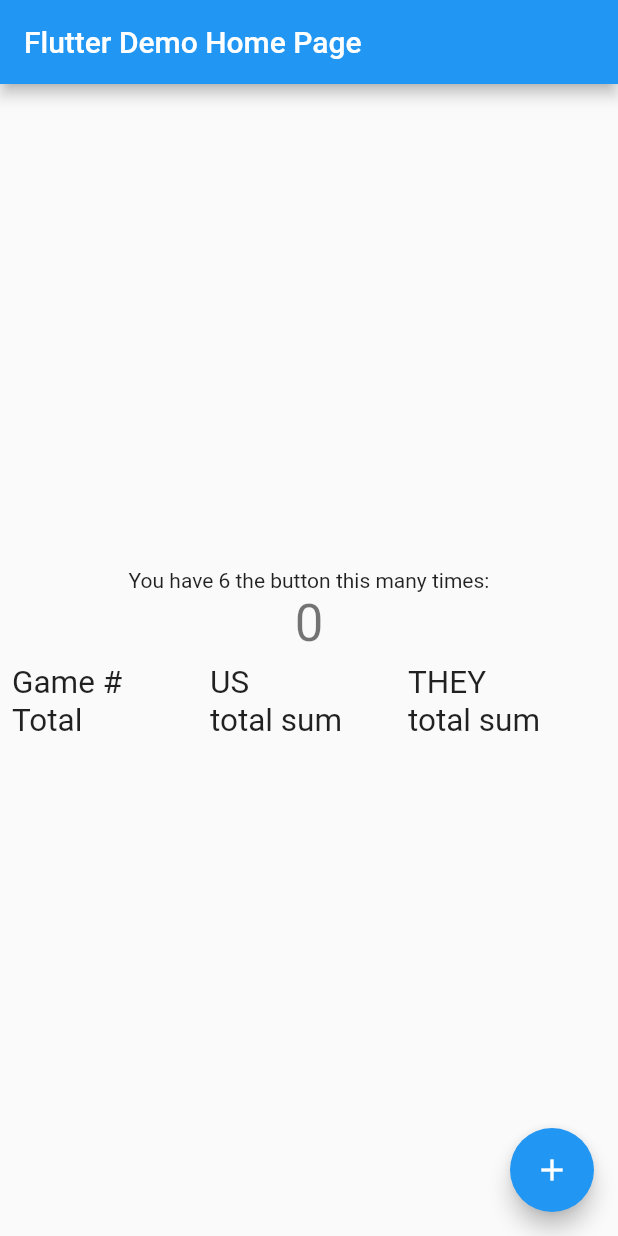
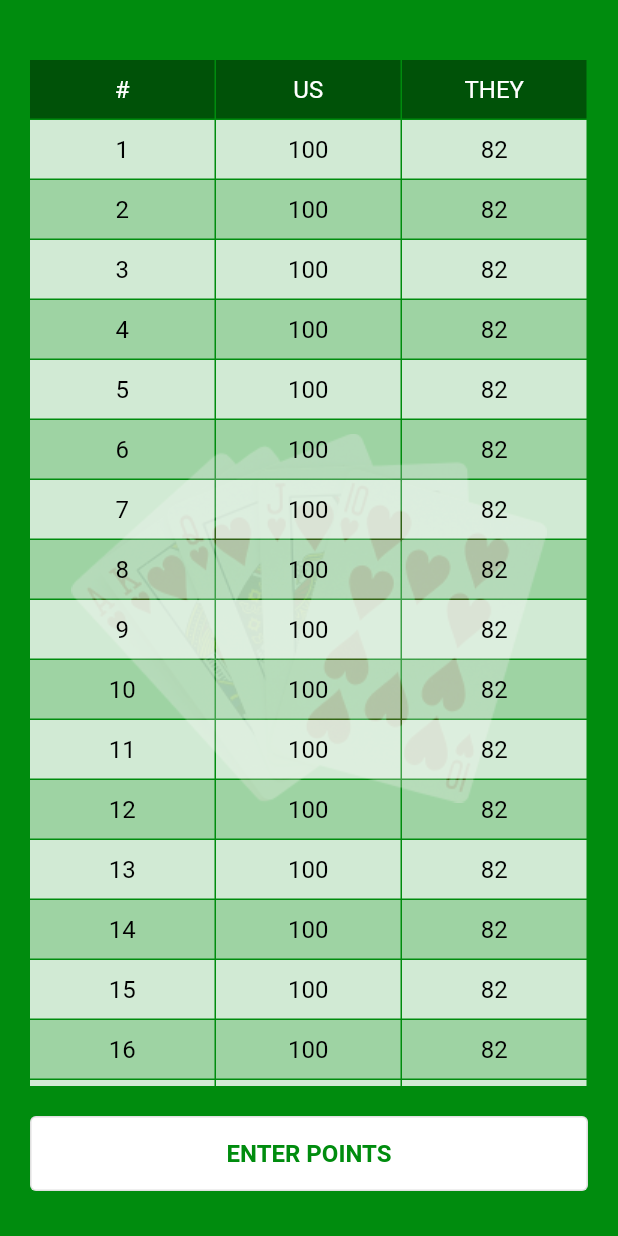
Before and after one commit to R1sus/debertz-app, a Flutter app: the screen it shows after launch, on a phone screen of 412 x 824 dp. Run offline on Flutter 3.47's test engine with Material 2 defaults, Android fonts, the phone set to English and light mode, and no system bars.

Commit message:
markup for home screen

```diff
--- a/lib/main.dart
+++ b/lib/main.dart
@@ -4,136 +4,165 @@
   runApp(const MyApp());
 }
 
-class MyApp extends StatelessWidget {
-  const MyApp({Key? key}) : super(key: key);
+var appColors = const {
+  'primary': Color.fromARGB(255, 0, 140, 14),
+  'totalCellBg': Color.fromARGB(105, 0, 0, 0),
+  'evenCellBg': Color.fromARGB(158, 255, 255, 255),
+  'oddCellBg': Color.fromARGB(209, 255, 255, 255),
+  'buttonBg': Colors.white
+};
 
-  // This widget is the root of your application.
+class Cell extends StatelessWidget {
+  const Cell(
+      {Key? key, required this.text, this.isTotal = false, this.isEven = false})
+      : super(key: key);
+  final bool isEven;
+  final bool isTotal;
+  final String text;
+
+  _getTextColor() {
+    return isTotal ? Colors.white : Colors.black;
+  }
+
+  _getBackgroundColor() {
+    return isTotal
+        ? appColors['totalCellBg']
+        : isEven
+            ? appColors['evenCellBg']
+            : appColors['oddCellBg'];
+  }
+
   @override
   Widget build(BuildContext context) {
-    return MaterialApp(
-      title: 'Flutter Demo',
-      theme: ThemeData(
-        // This is the theme of your application.
-        //
-        // Try running your application with "flutter run". You'll see the
-        // application has a blue toolbar. Then, without quitting the app, try
-        // changing the primarySwatch below to Colors.green and then invoke
-        // "hot reload" (press "r" in the console where you ran "flutter run",
-        // or simply save your changes to "hot reload" in a Flutter IDE).
-        // Notice that the counter didn't reset back to zero; the application
-        // is not restarted.
-        primarySwatch: Colors.blue,
-      ),
-      home: const MyHomePage(title: 'Flutter Demo Home Page'),
+    return Expanded(
+      child: Container(
+          padding: const EdgeInsets.symmetric(horizontal: 0, vertical: 10),
+          margin: const EdgeInsets.fromLTRB(0, 0, 1, 1),
+          decoration: BoxDecoration(color: _getBackgroundColor()),
+          child: Center(
+              child: Text(text,
+                  style: TextStyle(
+                      color: _getTextColor(),
+                      fontSize: 16,
+                      fontFamily: 'Roboto')))),
     );
   }
 }
 
-class MyHomePage extends StatefulWidget {
-  const MyHomePage({Key? key, required this.title}) : super(key: key);
+class Record extends StatelessWidget {
+  const Record(
+      {Key? key,
+      required this.number,
+      required this.usValue,
+      required this.theyValue,
+      this.isTotal = false,
+      this.isEven = false})
+      : super(key: key);
 
-  // This widget is the home page of your application. It is stateful, meaning
-  // that it has a State object (defined below) that contains fields that affect
-  // how it looks.
-
-  // This class is the configuration for the state. It holds the values (in this
-  // case the title) provided by the parent (in this case the App widget) and
-  // used by the build method of the State. Fields in a Widget subclass are
-  // always marked "final".
-
-  final String title;
+  final bool isEven;
+  final bool isTotal;
+  final String number;
+  final String usValue;
+  final String theyValue;
 
   @override
-  State<MyHomePage> createState() => _MyHomePageState();
+  Widget build(BuildContext context) {
+    return Row(
+      mainAxisSize: MainAxisSize.max,
+      children: [
+        Cell(text: number, isTotal: isTotal, isEven: isEven),
+        Cell(text: usValue, isTotal: isTotal, isEven: isEven),
+        Cell(text: theyValue, isTotal: isTotal, isEven: isEven),
+      ],
+    );
+  }
 }
 
-class _MyHomePageState extends State<MyHomePage> {
-  int _counter = 0;
+class TopContent extends StatelessWidget {
+  const TopContent({Key? key}) : super(key: key);
 
-  void _incrementCounter() {
-    setState(() {
-      // This call to setState tells the Flutter framework that something has
-      // changed in this State, which causes it to rerun the build method below
-      // so that the display can reflect the updated values. If we changed
-      // _counter without calling setState(), then the build method would not be
-      // called again, and so nothing would appear to happen.
-      _counter++;
-    });
+  _getRecords() {
+    var records = <Record>[];
+    for (var i = 1; i <= 20; i++) {
+      var r = Record(
+        number: i.toString(),
+        usValue: '100',
+        theyValue: '82',
+        isEven: i % 2 == 0,
+      );
+      records.add(r);
+    }
+    return records;
   }
 
   @override
   Widget build(BuildContext context) {
-    // This method is rerun every time setState is called, for instance as done
-    // by the _incrementCounter method above.
-    //
-    // The Flutter framework has been optimized to make rerunning build methods
-    // fast, so that you can just rebuild anything that needs updating rather
-    // than having to individually change instances of widgets.
-    return Scaffold(
-      appBar: AppBar(
-        // Here we take the value from the MyHomePage object that was created by
-        // the App.build method, and use it to set our appbar title.
-        title: Text(widget.title),
+    return Expanded(
+      child: ListView(
+        padding: const EdgeInsets.fromLTRB(20, 40, 20, 20),
+        shrinkWrap: true,
+        children: [
+          const Record(
+              number: '#', usValue: 'US', theyValue: 'THEY', isTotal: true),
+          ..._getRecords(),
+          const Record(
+              number: 'TOTAL', usValue: '200', theyValue: '164', isTotal: true),
+        ],
       ),
-      body: Center(
-        // Center is a layout widget. It takes a single child and positions it
-        // in the middle of the parent.
-        child: Column(
-          // Column is also a layout widget. It takes a list of children and
-          // arranges them vertically. By default, it sizes itself to fit its
-          // children horizontally, and tries to be as tall as its parent.
-          //
-          // Invoke "debug painting" (press "p" in the console, choose the
-          // "Toggle Debug Paint" action from the Flutter Inspector in Android
-          // Studio, or the "Toggle Debug Paint" command in Visual Studio Code)
-          // to see the wireframe for each widget.
-          //
-          // Column has various properties to control how it sizes itself and
-          // how it positions its children. Here we use mainAxisAlignment to
-          // center the children vertically; the main axis here is the vertical
-          // axis because Columns are vertical (the cross axis would be
-          // horizontal).
-          mainAxisAlignment: MainAxisAlignment.center,
-          children: <Widget>[
-            const Text(
-              'You have 6 the button this many times:',
-            ),
-            Text(
-              '$_counter',
-              style: Theme.of(context).textTheme.headline4,
-            ),
-            Padding(
-              padding: const EdgeInsets.all(8.0),
-              child: Table(
-                // textDirection: TextDirection.rtl,
-                // defaultVerticalAlignment: TableCellVerticalAlignment.bottom,
-                // border:TableBorder.all(width: 2.0,color: Colors.red),
-                children: const [
-                  TableRow(
-                    children: [
-                      Text("Game #",textScaleFactor: 1.5,),
-                      Text("US",textScaleFactor: 1.5),
-                      Text("THEY",textScaleFactor: 1.5),
-                    ]
-                  ),
-                  TableRow(
-                    children: [
-                      Text("Total",textScaleFactor: 1.5),
-                      Text("total sum",textScaleFactor: 1.5),
-                      Text("total sum",textScaleFactor: 1.5),
-                    ]
-                  ),
-                ],
-              ),
-              ),
-          ],
-        ),
-      ),
-      floatingActionButton: FloatingActionButton(
-        onPressed: _incrementCounter,
-        tooltip: 'Increment',
-        child: const Icon(Icons.add),
-      ), // This trailing comma makes auto-formatting nicer for build methods.
     );
   }
 }
+
+class BottomContent extends StatelessWidget {
+  const BottomContent({Key? key}) : super(key: key);
+
+  @override
+  Widget build(BuildContext context) {
+    return Container(
+      // decoration: const BoxDecoration(color: Colors.red),
+      height: 100,
+      padding: const EdgeInsets.fromLTRB(20, 20, 20, 30),
+      child: Expanded(
+          child: OutlinedButton(
+              onPressed: () {
+                print(1);
+              },
+              child: Text('Enter points'.toUpperCase(),
+                  style: const TextStyle(
+                      fontSize: 16,
+                      fontFamily: 'Roboto',
+                      fontWeight: FontWeight.w600)),
+              style: OutlinedButton.styleFrom(
+                  primary: appColors['primary'],
+                  backgroundColor: appColors['buttonBg']))),
+    );
+  }
+}
+
+class Home extends StatelessWidget {
+  const Home({Key? key}) : super(key: key);
+
+  @override
+  Widget build(BuildContext context) {
+    return Scaffold(
+      body: Container(
+          decoration: BoxDecoration(
+              color: appColors['primary'],
+              image: const DecorationImage(
+                  image: AssetImage('assets/images/cards.png'))),
+          child: Column(
+              crossAxisAlignment: CrossAxisAlignment.stretch,
+              mainAxisAlignment: MainAxisAlignment.spaceBetween,
+              children: const [TopContent(), BottomContent()])),
+    );
+  }
+}
+
+class MyApp extends StatelessWidget {
+  const MyApp({Key? key}) : super(key: key);
+
+  @override
+  Widget build(BuildContext context) {
+    return const MaterialApp(title: 'Debertz Record', home: Home());
+  }
+}
--- a/pubspec.yaml
+++ b/pubspec.yaml
@@ -58,8 +58,8 @@
   uses-material-design: true
 
   # To add assets to your application, add an assets section, like this:
-  # assets:
-  #   - images/a_dot_burr.jpeg
+  assets:
+    - assets/images/cards.png
   #   - images/a_dot_ham.jpeg
 
   # An image asset can refer to one or more resolution-specific "variants", see
```
Also changed, not shown: assets/images/cards.png (added).
